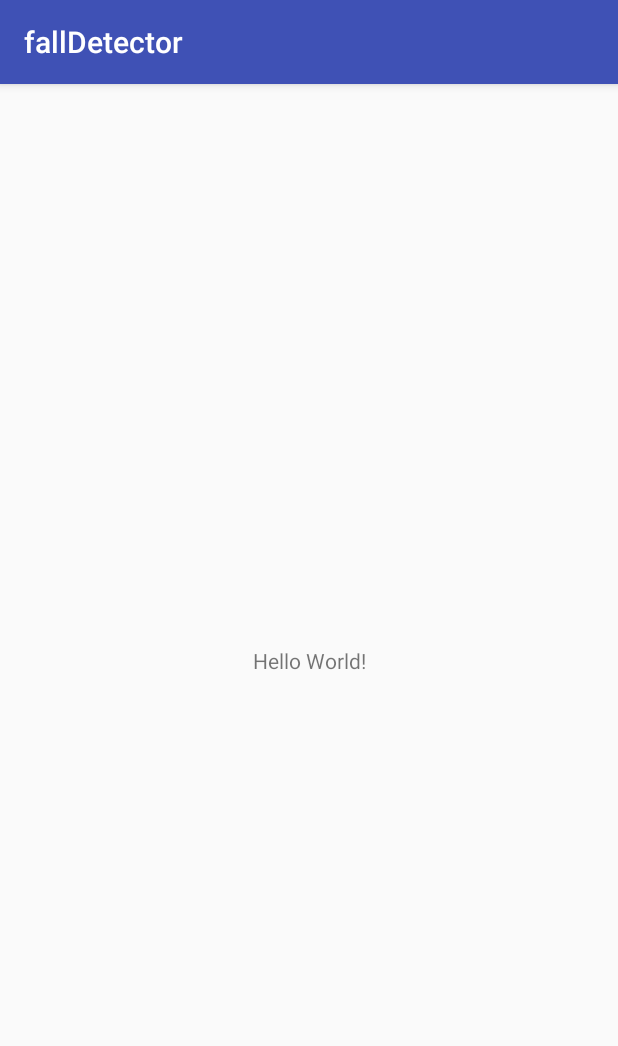
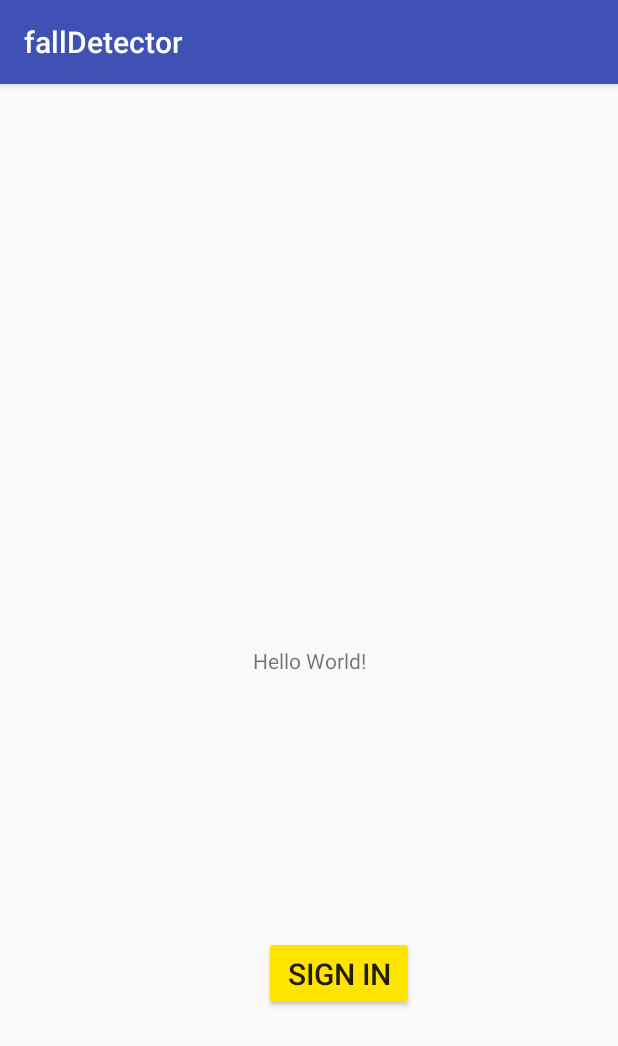
Before and after one commit to ethanalee/fallDetector, an Android app: the screen it shows after launch (MainActivity), on a phone screen of 412 x 824 dp. Shown: the top 1046 px of the screen. Run offline under Robolectric (Android 15) with nearby library versions, the phone set to English and light mode, and no system bars; our stand-ins replace Firebase (no records; nobody signed in at launch, a user with empty details on screens opened directly).

Commit message:
add firebase sign in

```diff
--- a/app/build.gradle
+++ b/app/build.gradle
@@ -1,5 +1,6 @@
 apply plugin: 'com.android.application'
 
+//
 android {
     compileSdkVersion 27
     defaultConfig {
@@ -25,4 +26,9 @@ dependencies {
     testImplementation 'junit:junit:4.12'
     androidTestImplementation 'com.android.support.test:runner:1.0.2'
     androidTestImplementation 'com.android.support.test.espresso:espresso-core:3.0.2'
+    implementation 'com.google.firebase:firebase-core:16.0.0'
+    implementation 'com.google.firebase:firebase-auth:16.0.1'
+    implementation 'com.google.android.gms:play-services-auth:15.0.1'
 }
+
+apply plugin: 'com.google.gms.google-services'
--- a/app/src/main/java/com/example/austin/falldetector/MainActivity.java
+++ b/app/src/main/java/com/example/austin/falldetector/MainActivity.java
@@ -1,11 +1,41 @@
 package com.example.austin.falldetector;
 
+import android.content.Intent;
+import android.support.annotation.NonNull;
 import android.support.v7.app.AppCompatActivity;
 import android.os.Bundle;
+import android.util.Log;
+import android.view.View;
+import android.widget.Button;
 import android.widget.Toast;
+
+import com.google.android.gms.auth.api.Auth;
+import com.google.android.gms.auth.api.signin.GoogleSignIn;
+import com.google.android.gms.auth.api.signin.GoogleSignInAccount;
+import com.google.android.gms.auth.api.signin.GoogleSignInClient;
+import com.google.android.gms.auth.api.signin.GoogleSignInOptions;
+import com.google.android.gms.common.ConnectionResult;
+import com.google.android.gms.common.api.ApiException;
+import com.google.android.gms.common.api.GoogleApiClient;
+import com.google.android.gms.tasks.OnCompleteListener;
+import com.google.android.gms.tasks.Task;
+import com.google.firebase.auth.AuthCredential;
+import com.google.firebase.auth.AuthResult;
+import com.google.firebase.auth.FirebaseAuth;
+import com.google.firebase.auth.FirebaseUser;
+import com.google.firebase.auth.GoogleAuthProvider;
 
 public class MainActivity extends AppCompatActivity {
     fallDetector detector;
+
+    private GoogleApiClient mGoogleApiClient;
+    private static final int RC_SIGN_IN = 1;
+
+    private FirebaseAuth mAuth;
+
+    private GoogleSignInClient mGoogleSignInClient;
+
+    private static final String TAG = "MAIN_ACTIVITY";
 
     @Override
     protected void onCreate(Bundle savedInstanceState) {
@@ -13,5 +43,90 @@ public class MainActivity extends AppCompatActivity {
         setContentView(R.layout.activity_main);
 
         detector = new fallDetector(this) {};
+
+        //start google sign in stuff
+
+        mAuth = FirebaseAuth.getInstance();
+
+        // Configure Google Sign In
+        GoogleSignInOptions gso = new GoogleSignInOptions.Builder(GoogleSignInOptions.DEFAULT_SIGN_IN)
+                .requestIdToken(getString(R.string.default_web_client_id))
+                .requestEmail()
+                .build();
+
+        mGoogleApiClient = new GoogleApiClient.Builder(getApplicationContext())
+                .enableAutoManage(this, new GoogleApiClient.OnConnectionFailedListener() {
+                    @Override
+                    public void onConnectionFailed(@NonNull ConnectionResult connectionResult) {
+                        Toast.makeText(MainActivity.this, "Sign in Error", Toast.LENGTH_LONG).show();
+                    }
+                })
+                .addApi(Auth.GOOGLE_SIGN_IN_API, gso)
+                .build();
+
+        mGoogleSignInClient = GoogleSignIn.getClient(this, gso);
+
+        Button signInButton = findViewById(R.id.signInButton);
+
+        signInButton.setOnClickListener(new View.OnClickListener(){
+            public void onClick(View view){
+                signIn();
+            }
+        });
+    }
+
+    private void signIn() {
+        Intent signInIntent = mGoogleSignInClient.getSignInIntent();
+        startActivityForResult(signInIntent, RC_SIGN_IN);
+    }
+
+
+
+
+    @Override
+    public void onActivityResult(int requestCode, int resultCode, Intent data) {
+        super.onActivityResult(requestCode, resultCode, data);
+
+        // Result returned from launching the Intent from GoogleSignInApi.getSignInIntent(...);
+        if (requestCode == RC_SIGN_IN) {
+            Task<GoogleSignInAccount> task = GoogleSignIn.getSignedInAccountFromIntent(data);
+            try {
+                // Google Sign In was successful, authenticate with Firebase
+                GoogleSignInAccount account = task.getResult(ApiException.class);
+                firebaseAuthWithGoogle(account);
+                Log.d(TAG, "Thanks for signing in");
+                /*
+                Intent i;
+                i = new Intent(this, homeScreen.class);
+                startActivity(i);
+                */
+            } catch (ApiException e) {
+                // Google Sign In failed, update UI appropriately
+                Log.w(TAG, "Google sign in failed", e);
+                // ...
+            }
+        }
+    }
+
+    private void firebaseAuthWithGoogle(GoogleSignInAccount acct) {
+        AuthCredential credential = GoogleAuthProvider.getCredential(acct.getIdToken(), null);
+        mAuth.signInWithCredential(credential)
+                .addOnCompleteListener(this, new OnCompleteListener<AuthResult>() {
+                    @Override
+                    public void onComplete(@NonNull Task<AuthResult> task) {
+                        if (task.isSuccessful()) {
+                            // Sign in success, update UI with the signed-in user's information
+                            Log.d(TAG, "signInWithCredential:success");
+                            FirebaseUser user = mAuth.getCurrentUser();
+                            Toast.makeText(MainActivity.this, "Sign in Success", Toast.LENGTH_LONG).show();
+                        } else {
+                            // If sign in fails, display a message to the user.
+                            Log.w(TAG, "signInWithCredential:failure", task.getException());
+                            Toast.makeText(MainActivity.this, "Sign in Error", Toast.LENGTH_LONG).show();
+                        }
+
+                        // ...
+                    }
+                });
     }
 }
--- a/app/src/main/res/layout/activity_main.xml
+++ b/app/src/main/res/layout/activity_main.xml
@@ -15,4 +15,17 @@
         app:layout_constraintRight_toRightOf="parent"
         app:layout_constraintTop_toTopOf="parent" />
 
+    <Button
+        android:id="@+id/signInButton"
+        android:layout_width="100dp"
+        android:layout_height="50dp"
+        android:layout_marginBottom="150dp"
+        android:layout_marginLeft="40dp"
+        android:backgroundTint="#FFE400"
+        android:text="Sign In"
+        android:textSize="20sp"
+        app:layout_constraintBottom_toBottomOf="parent"
+        app:layout_constraintEnd_toEndOf="parent"
+        app:layout_constraintStart_toStartOf="parent" />
+
 </android.support.constraint.ConstraintLayout>
--- a/build.gradle
+++ b/build.gradle
@@ -8,6 +8,7 @@ buildscript {
     }
     dependencies {
         classpath 'com.android.tools.build:gradle:3.1.2'
+        classpath 'com.google.gms:google-services:3.3.1'
 
 
         // NOTE: Do not place your application dependencies here; they belong
```
Also changed, not shown: 1 other file.
